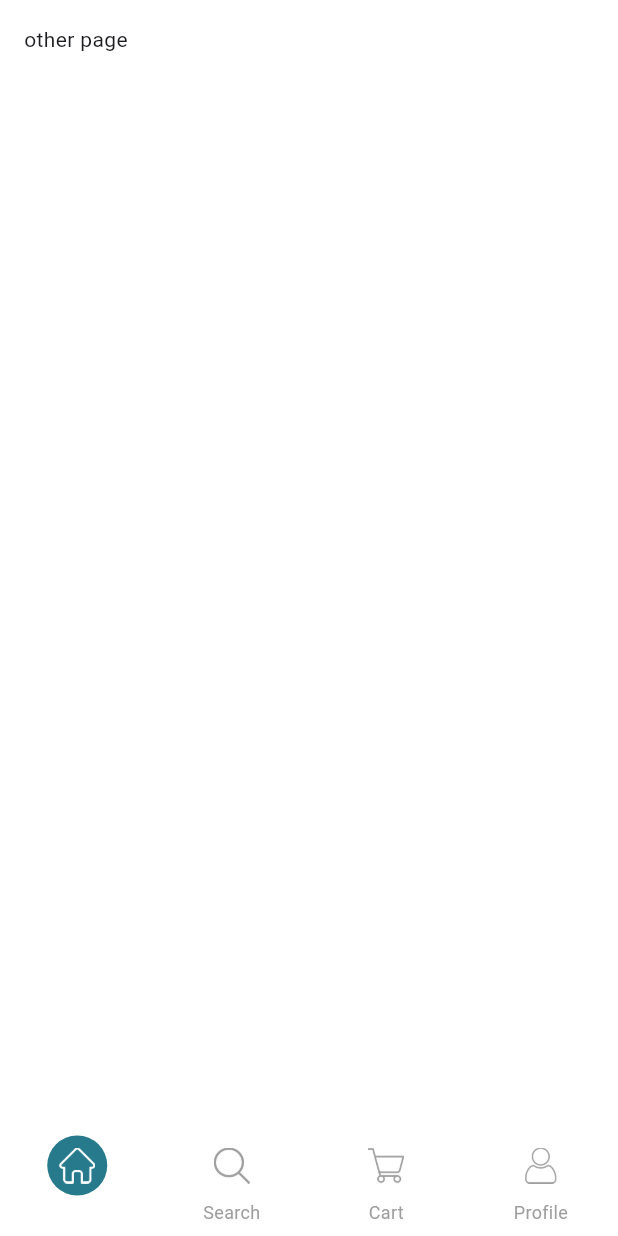
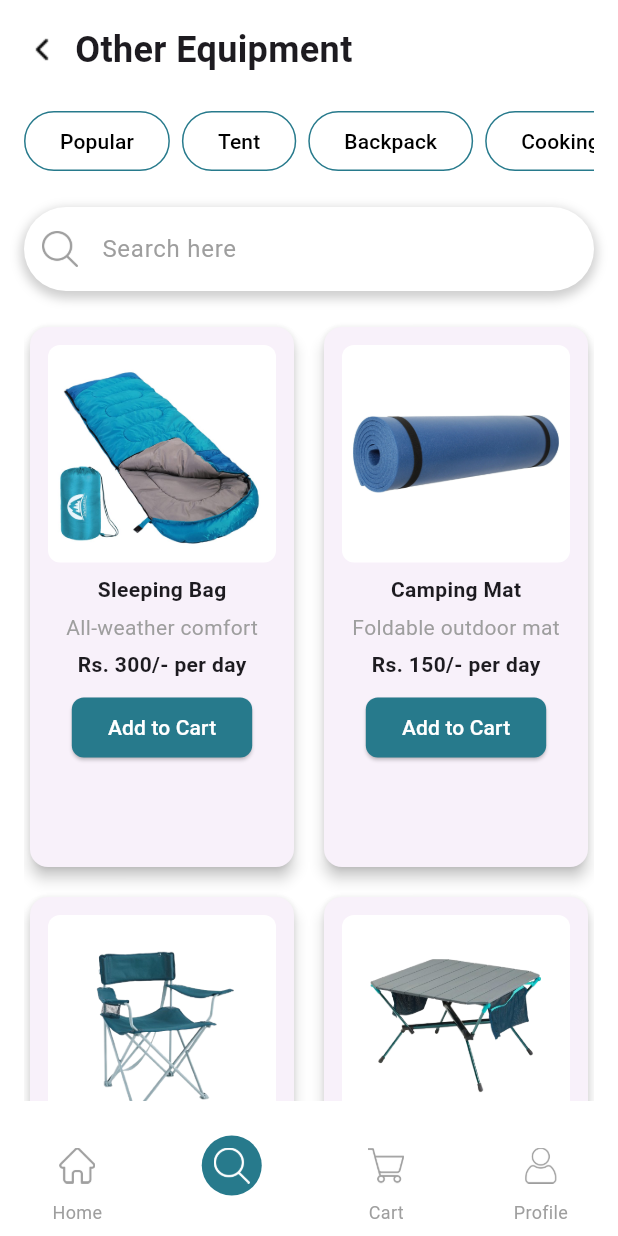
Before and after one commit to Chanukaisuru/CampKit, a Flutter app: the OtherPage screen opened directly with empty values, on a phone screen of 412 x 824 dp. Run offline on Flutter 3.47's test engine with Material 3 defaults, Android fonts, the phone set to English and light mode, and no system bars.

Commit message:
other page
created other page and add images

```diff
--- a/lib/category_Box/category_row.dart
+++ b/lib/category_Box/category_row.dart
@@ -1,11 +1,10 @@
 import 'package:campkit/category_pages/back%20packs/backpacks_main.dart';
 import 'package:campkit/category_pages/cooking%20item/cooking_item_page.dart';
 import 'package:campkit/category_pages/light/light_page.dart';
+import 'package:campkit/category_pages/other/other_page.dart';
 import 'package:flutter/material.dart';
 import 'category_button.dart';
-import 'package:campkit/category_pages/other.dart';
 import 'package:campkit/category_pages/tent/tent.dart';
-
 
 class CategoryRow extends StatefulWidget {
   final String selectedCategory;
@@ -65,7 +64,8 @@ void initState() {
       case "Other":
         Navigator.push(
           context,
-          MaterialPageRoute(builder: (context) => OtherPage(initialCategory: category)),
+          MaterialPageRoute
+            (builder: (context) => OtherPage(initialCategory: category)),
         );
         break;
       // Add other cases if needed
--- a/lib/category_pages/other.dart
+++ /dev/null
@@ -1,43 +0,0 @@
-import 'package:flutter/material.dart';
-import 'package:campkit/bottom_navigation_bar/bottom_navigation_bar.dart';
-
-class OtherPage extends StatefulWidget {
-  const OtherPage({super.key, required String initialCategory});
-
-  @override
-  // ignore: library_private_types_in_public_api
-  _OtherPageState createState() => _OtherPageState();
-}
-
-class _OtherPageState extends State<OtherPage> {
-  int _selectedIndex = 0;
-
-  void _onNavBarItemTapped(int index) {
-    setState(() {
-      _selectedIndex = index;
-    });
-  }
-
-  @override
-  Widget build(BuildContext context) {
-    return Scaffold(
-      backgroundColor: Colors.white,
-      body: SafeArea(
-        child: Padding(
-          padding: const EdgeInsets.all(16.0),
-          child: Column(
-            children: const [
-              Text('other page'),
-            ],
-          ),
-        ),
-      ),
-
-      /*-----------------bottom navigation bar------------------ */
-      bottomNavigationBar: CustomBottomNavBar(
-        currentIndex: _selectedIndex,
-        onTap: _onNavBarItemTapped,
-      ),
-    );
-  }
-}
--- /dev/null
+++ b/lib/category_pages/other/other_card.dart
@@ -0,0 +1,91 @@
+import 'package:flutter/material.dart';
+
+class OtherCard extends StatelessWidget {
+  final String imageUrl;
+  final String name;
+  final String description;
+  final int pricePerDay;
+  final VoidCallback onAddToCart;
+
+  const OtherCard({
+    required this.imageUrl,
+    required this.name,
+    required this.description,
+    required this.pricePerDay,
+    required this.onAddToCart,
+  });
+
+  @override
+  Widget build(BuildContext context) {
+    return Card(
+      shape: RoundedRectangleBorder(
+        borderRadius: BorderRadius.circular(12.0),
+      ),
+      elevation: 4,
+      child: Container(
+        padding: const EdgeInsets.all(12.0),
+        child: Column(
+          crossAxisAlignment: CrossAxisAlignment.center,
+          children: [
+            /*------------card image-------------------- */
+            ClipRRect(
+              borderRadius: BorderRadius.circular(8.0),
+              child: Image.asset(
+                imageUrl,
+                height: 145,
+                width: double.infinity,
+                fit: BoxFit.cover,
+              ),
+            ),
+
+            /*-----------------name---------------------- */
+            const SizedBox(height: 8),
+            Text(
+              name,
+              style: const TextStyle(
+                fontWeight: FontWeight.bold,
+                fontSize: 14,
+              ),
+            ),
+
+            /*------------------description------------------ */
+            const SizedBox(height: 5),
+            Text(
+              description,
+              style: const TextStyle(
+                fontSize: 14,
+                color: Colors.grey,
+              ),
+            ),
+
+            /*---------------------price--------------------*/
+            const SizedBox(height: 5),
+            Text(
+              'Rs. $pricePerDay/- per day',
+              style: const TextStyle(
+                fontSize: 14,
+                fontWeight: FontWeight.bold,
+              ),
+            ),
+
+            /*------------------------cart button----------------------- */
+            const SizedBox(height: 8),
+            ElevatedButton(
+              onPressed: onAddToCart,
+              style: ElevatedButton.styleFrom(
+                backgroundColor: const Color(0xFF277A8C),
+                shape: RoundedRectangleBorder(
+                  borderRadius: BorderRadius.circular(8),
+                ),
+              ),
+              child: const Text(
+                'Add to Cart',
+                style: TextStyle(color: Colors.white),
+              ),
+            ),
+          ],
+        ),
+      ),
+    );
+  }
+}
--- /dev/null
+++ b/lib/category_pages/other/other_data.dart
@@ -0,0 +1,24 @@
+class Other {
+  final String imageUrl;
+  final String name;
+  final String description;
+  final int price;
+
+  Other({
+    required this.imageUrl,
+    required this.name,
+    required this.description,
+    required this.price,
+  });
+}
+
+final List<Other> others = [
+  Other(imageUrl: 'assets/image/other1.jpg', name: 'Sleeping Bag', description: 'All-weather comfort', price: 300, ),
+  Other(imageUrl: 'assets/image/other2.jpg', name: 'Camping Mat', description: 'Foldable outdoor mat', price: 150, ),
+  Other(imageUrl: 'assets/image/other3.png', name: 'Camping Chair', description: 'Lightweight foldable chair', price: 200, ),
+  Other(imageUrl: 'assets/image/other4.png', name: 'Camping Table', description: 'Portable dining table', price: 350, ),
+  Other(imageUrl: 'assets/image/other5.png', name: 'Cooler', description: 'Keeps food and drinks cold', price: 400, ),
+  Other(imageUrl: 'assets/image/other6.jpg', name: 'First Aid Kit', description: 'Emergency medical supplies', price: 120, ),
+  Other(imageUrl: 'assets/image/other7.jpg', name: 'Hammock', description: 'Lightweight outdoor hammock', price: 250, ),
+  Other(imageUrl: 'assets/image/other8.jpg', name: 'Multi-Tool', description: 'Versatile outdoor tool', price: 180, ),
+];
--- /dev/null
+++ b/lib/category_pages/other/other_page.dart
@@ -0,0 +1,129 @@
+import 'package:flutter/material.dart';
+import 'package:campkit/bottom_navigation_bar/bottom_navigation_bar.dart';
+import 'package:campkit/category_Box/category_row.dart';
+import 'package:campkit/home/search_bar.dart' as custom;
+import 'other_card.dart';
+import 'other_data.dart';
+
+class OtherPage extends StatefulWidget {
+  final String initialCategory;
+
+  const OtherPage({super.key, required this.initialCategory});
+
+  @override
+  // ignore: library_private_types_in_public_api
+  _OtherPageState createState() => _OtherPageState();
+}
+
+class _OtherPageState extends State<OtherPage> {
+  int _selectedIndex = 1;
+
+  void _onNavBarItemTapped(int index) {
+    setState(() {
+      _selectedIndex = index;
+    });
+
+    // Navigation logic based on selected index
+    switch (index) {
+      case 0:
+        Navigator.pop(context); // Navigate back to home page
+        break;
+      case 1:
+      // Stay on OtherPage
+        break;
+      case 2:
+      // Navigate to CartPage (create it if necessary)
+        break;
+      case 3:
+      // Navigate to ProfilePage (create it if necessary)
+        break;
+    }
+  }
+
+  @override
+  Widget build(BuildContext context) {
+    return Scaffold(
+      backgroundColor: Colors.white,
+      body: SafeArea(
+        child: Padding(
+          padding: const EdgeInsets.all(16.0),
+          child: Column(
+            crossAxisAlignment: CrossAxisAlignment.start,
+            children: [
+              /*--------------back icon-------------- */
+              Row(
+                children: [
+                  GestureDetector(
+                    onTap: () {
+                      Navigator.pop(context);
+                    },
+                    child: Image.asset(
+                      'assets/icon/left-arrow.png',
+                      height: 24,
+                      width: 24,
+                    ),
+                  ),
+
+                  const SizedBox(width: 10),
+                  const Text(
+                    'Other Equipment',
+                    style: TextStyle(
+                      fontSize: 24,
+                      fontWeight: FontWeight.bold,
+                    ),
+                  ),
+                ],
+              ),
+
+              /*---------------category bar--------------------- */
+              SizedBox(height: 20),
+              CategoryRow(selectedCategory: widget.initialCategory),
+              /* End category bar */
+
+              /*-----------------Search bar-------------------*/
+              const SizedBox(height: 20),
+              custom.SearchBar(
+                onChanged: (value) {
+                  // Handle search input
+                  // ignore: avoid_print
+                  print("Search input: $value");
+                },
+              ),
+
+              /*---------------------other card-------------------------- */
+              const SizedBox(height: 20),
+              Expanded(
+                child: GridView.builder(
+                  gridDelegate: const SliverGridDelegateWithFixedCrossAxisCount(
+                    crossAxisCount: 2,
+                    crossAxisSpacing: 12.0,
+                    mainAxisSpacing: 12.0,
+                    childAspectRatio: 0.5, // change card height
+                  ),
+                  itemCount: others.length, // List of other category items
+                  itemBuilder: (context, index) {
+                    final item = others[index];
+                    return OtherCard(
+                      imageUrl: item.imageUrl,
+                      name: item.name,
+                      description: item.description,
+                      pricePerDay: item.price,
+                      onAddToCart: () {
+                        // ignore: avoid_print
+                        print('Added ${item.name} to cart');
+                      },
+                    );
+                  },
+                ),
+              ),
+            ],
+          ),
+        ),
+      ),
+      bottomNavigationBar: CustomBottomNavBar(
+        currentIndex: _selectedIndex,
+        onTap: _onNavBarItemTapped,
+      ),
+    );
+  }
+}
```
Also changed, not shown: pubspec.yaml (+8 -1 lines), assets/image/other1.jpg (added), assets/image/other2.jpg (added), assets/image/other3.png (added), assets/image/other4.png (added), assets/image/other5.png (added), assets/image/other6.jpg (added), assets/image/other7.jpg (added), assets/image/other8.jpg (added).
